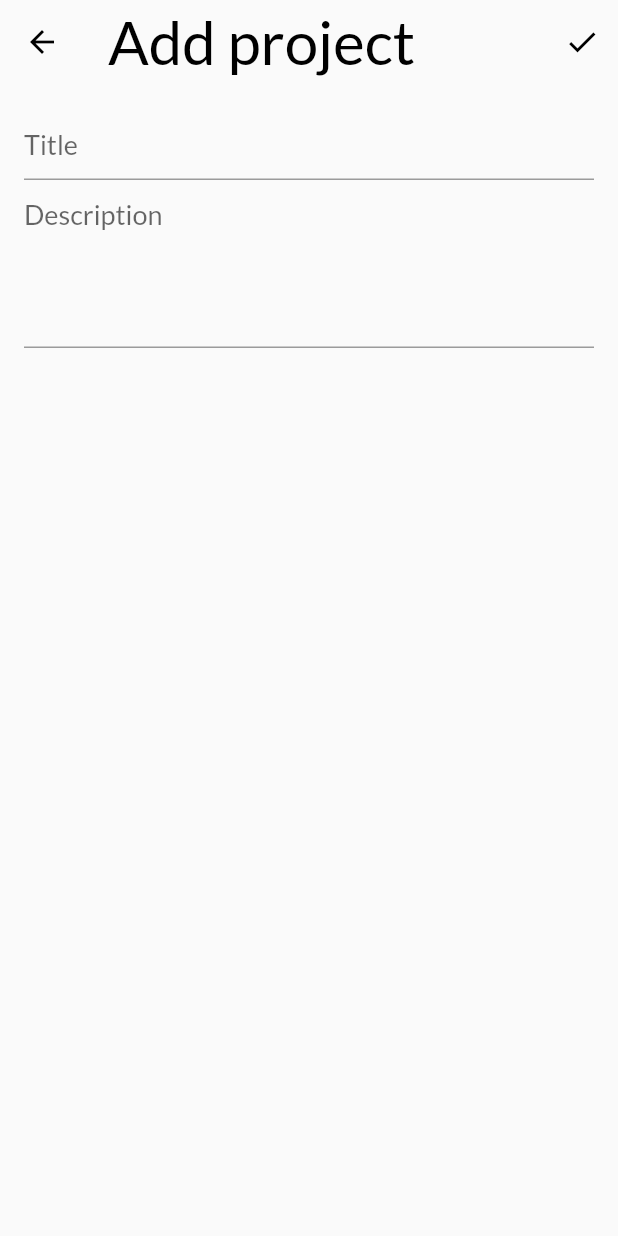
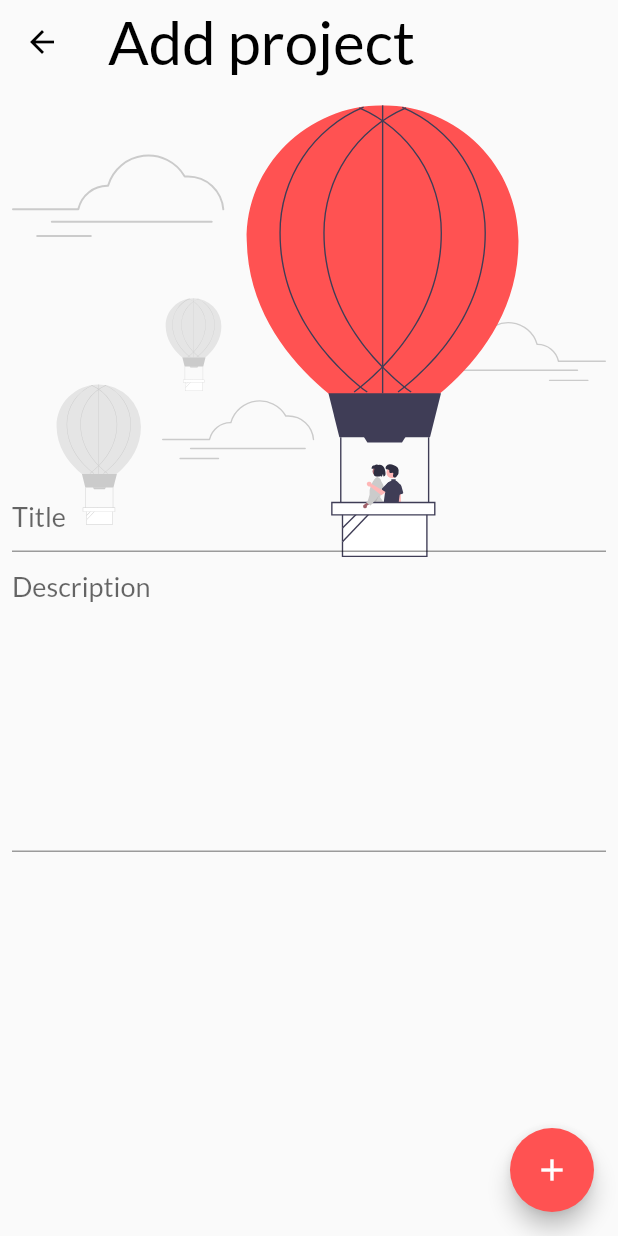
Before and after one commit to Priyanka-Sachan/momentum, a Flutter app: the AddProjectScreen screen opened by its route, on a phone screen of 412 x 824 dp. Run offline on Flutter 3.47's test engine with Material 2 defaults, Android fonts, the phone set to English and light mode, and no system bars; our stand-ins replace cloud_firestore, firebase_core, flutter_svg; missing offline and left inert: textfield_tags; accounts and stored records are empty.

Commit message:
Add Project UI

```diff
--- a/lib/screens/add_project_screen.dart
+++ b/lib/screens/add_project_screen.dart
@@ -1,4 +1,5 @@
 import 'package:flutter/material.dart';
+import 'package:flutter_svg/flutter_svg.dart';
 import 'package:momentum/models/project.dart';
 import 'package:momentum/providers/projects_provider.dart';
 import 'package:provider/provider.dart';
@@ -66,18 +67,17 @@ class _AddProjectScreenState extends State<AddProjectScreen> {
           'Add project',
           style: Theme.of(context).textTheme.headline3,
         ),
-        actions: [
-          IconButton(
-            icon: const Icon(Icons.check),
-            onPressed: saveProject,
-          ),
-        ],
       ),
       body: Padding(
-        padding: const EdgeInsets.all(16.0),
-        child: Form(
-          child: ListView(
+        padding: const EdgeInsets.all(8.0),
+        child: Stack(
           children: [
+            SvgPicture.asset('assets/illustrations/balloon.svg',
+                semanticsLabel: 'Project',
+                width: MediaQuery.of(context).size.width),
+            ListView(
+              children: [
+                SizedBox(height: 256),
                 TextFormField(
                   controller: _titleController,
                   decoration: InputDecoration(
@@ -87,7 +87,7 @@ class _AddProjectScreenState extends State<AddProjectScreen> {
                 TextFormField(
                   controller: _descriptionController,
                   keyboardType: TextInputType.multiline,
-                minLines: 4,
+                  minLines: 8,
                   maxLines: null,
                   textAlignVertical: TextAlignVertical.top,
                   decoration: InputDecoration(
@@ -96,8 +96,11 @@ class _AddProjectScreenState extends State<AddProjectScreen> {
                 ),
               ],
             ),
+          ],
         ),
       ),
+      floatingActionButton:
+          FloatingActionButton(onPressed: saveProject, child: Icon(Icons.add)),
     );
   }
 }
--- a/pubspec.yaml
+++ b/pubspec.yaml
@@ -38,6 +38,7 @@ dependencies:
   cloud_firestore: ^2.5.1
   provider: ^6.0.3
   textfield_tags: 1.4.2
+  flutter_svg: ^1.1.0
 
 dev_dependencies:
   flutter_test:
@@ -62,9 +63,8 @@ flutter:
   uses-material-design: true
 
   # To add assets to your application, add an assets section, like this:
-  # assets:
-  #   - images/a_dot_burr.jpeg
-  #   - images/a_dot_ham.jpeg
+  assets:
+    - assets/illustrations/
 
   # An image asset can refer to one or more resolution-specific "variants", see
   # https://flutter.dev/assets-and-images/#resolution-aware.
```
Also changed, not shown: assets/illustrations/aestronaut.svg (added), assets/illustrations/alone.svg (added), assets/illustrations/balloon.svg (added), assets/illustrations/moonlight.svg (added), assets/illustrations/mountain.svg (added), assets/illustrations/panets.svg (added), assets/illustrations/project.svg (added), assets/illustrations/trees.svg (added), assets/illustrations/yatch.svg (added), pubspec.lock. Lines whose indentation alone changed are shown as unchanged.
